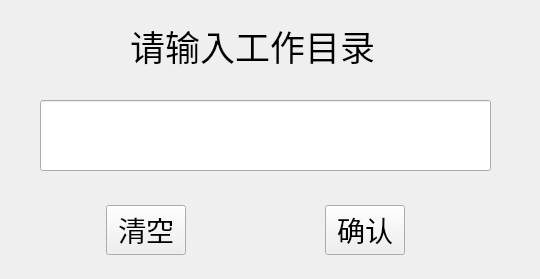
Qt form createproject.ui (kagura114/NetCard) before a commit.
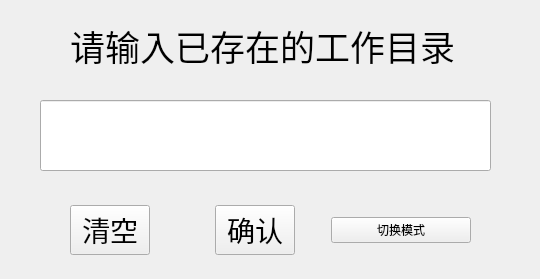
The same form after that commit.

```diff
--- a/createproject.ui
+++ b/createproject.ui
@@ -28,9 +28,9 @@
   <widget class="QLabel" name="label">
    <property name="geometry">
     <rect>
-     <x>130</x>
+     <x>70</x>
      <y>10</y>
-     <width>251</width>
+     <width>401</width>
      <height>71</height>
     </rect>
    </property>
@@ -40,7 +40,7 @@
     </font>
    </property>
    <property name="text">
-    <string>请输入工作目录</string>
+    <string>请输入已存在的工作目录</string>
    </property>
   </widget>
   <widget class="QLineEdit" name="Path">
@@ -88,6 +88,13 @@
       </property>
      </widget>
     </item>
+    <item>
+     <widget class="QPushButton" name="Restart">
+      <property name="text">
+       <string>切换模式</string>
+      </property>
+     </widget>
+    </item>
    </layout>
   </widget>
  </widget>
```
Left out of the diff: 2 changed lines with no effect on the pictures.
